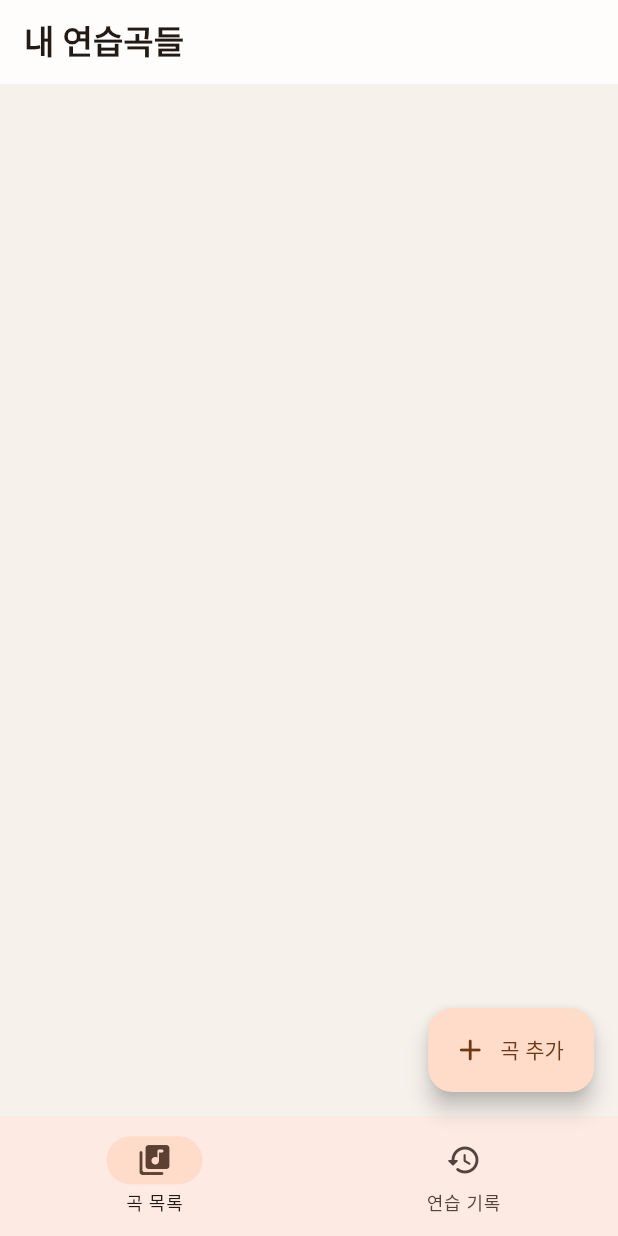
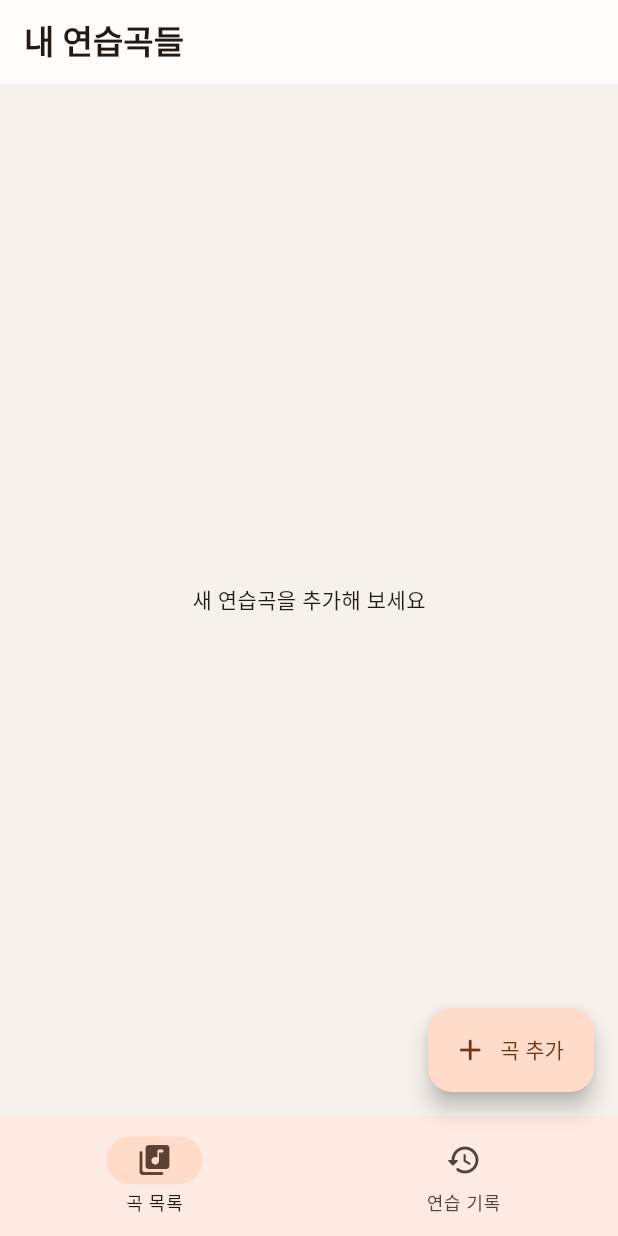
Before and after one commit to looloosia/Piano_Practice_App, a Flutter app: the screen it shows after launch, on a phone screen of 412 x 824 dp. Run offline on Flutter 3.47's test engine with Material 3 defaults, Android fonts, the phone set to English and light mode, and no system bars; our stand-ins replace sqflite; missing offline and left inert: flutter_provider; accounts and stored records are empty.

Commit message:
오류수정

```diff
--- a/lib/screen/pieces_screen.dart
+++ b/lib/screen/pieces_screen.dart
@@ -35,7 +35,9 @@ class _PiecesScreenState extends State<PiecesScreen> {
     final provider = context.watch<DataProvider>();
     final colorScheme = Theme.of(context).colorScheme;
 
-    return ListView.builder(
+    return provider.pieces.isEmpty ? Center(
+      child: Text('새 연습곡을 추가해 보세요'),
+    ) : ListView.builder(
       padding: const EdgeInsets.fromLTRB(16, 12, 16, 100),
       itemCount: provider.pieces.length,
       itemBuilder: (context, index) {
--- a/lib/screen/root_screen.dart
+++ b/lib/screen/root_screen.dart
@@ -3,6 +3,7 @@ import 'package:piano_practice_app/DataProvider.dart';
 import 'package:piano_practice_app/data/piece.dart';
 import 'package:piano_practice_app/data/section.dart';
 import 'package:piano_practice_app/screen/pieces_screen.dart';
+import 'package:piano_practice_app/screen/records_screen.dart';
 import 'package:piano_practice_app/screen/sections_screen.dart';
 import 'package:provider/provider.dart';
 import 'package:uuid/uuid.dart';
@@ -63,7 +64,7 @@ class _RootScreenState extends State<RootScreen>
         centerTitle: false,
         scrolledUnderElevation: 0,
 
-        leading: (_selectedPiece != null)
+        leading: (_selectedPiece != null && _selectedIndex == 0)
             ? IconButton(
           tooltip: '뒤로',
           icon: const Icon(
@@ -124,9 +125,7 @@ class _RootScreenState extends State<RootScreen>
           piece: _selectedPiece!,
         ),
 
-        const Center(
-          child: Text('연습 기록'),
-        ),
+        RecordsScreen()
       ][_selectedIndex],
 
       floatingActionButton: _selectedIndex == 0
```
Also changed, not shown: lib/screen/records_screen.dart (added, +22 -0 lines), lib/screen/sections_screen.dart (+7 -7 lines).
